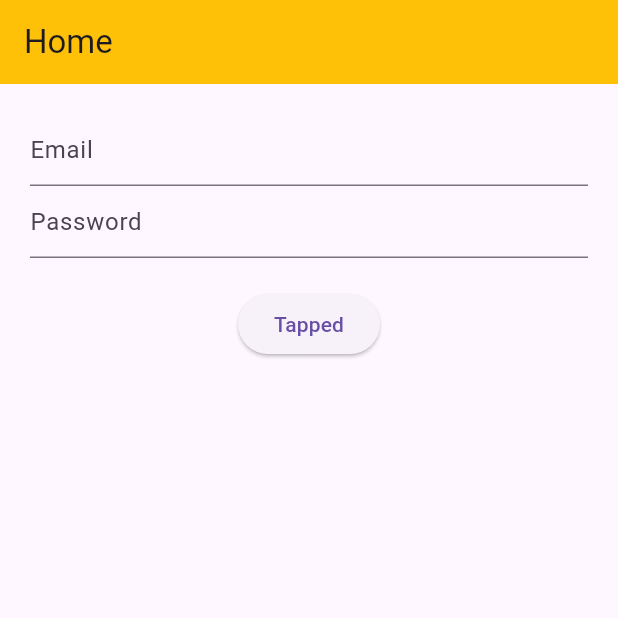
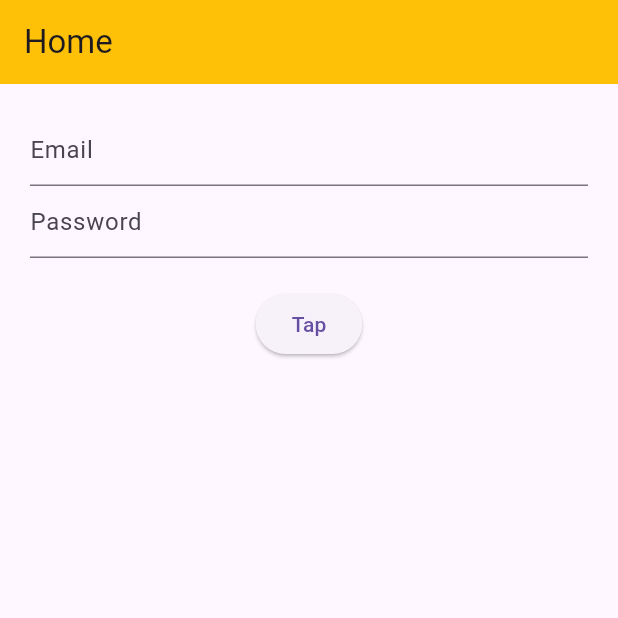
Before and after one commit to SAKIB0004/ostad_batch_8, a Flutter app: the screen it shows after launch, on a phone screen of 412 x 824 dp, the top half of it. Run offline on Flutter 3.47's test engine with Material 3 defaults, Android fonts, the phone set to English and light mode, and no system bars.

Commit message:
ListView, ListTile, gridView, form , key , GlobalKey

```diff
--- a/lib/main.dart
+++ b/lib/main.dart
@@ -20,7 +20,6 @@
 }
 
 class home extends StatelessWidget{
-
 
   List<String> friendsList = [
     "sakib",
@@ -55,6 +54,7 @@
   TextEditingController _emailTEC = TextEditingController();
   TextEditingController _passwordTEC = TextEditingController();
   GlobalKey<FormState> _formKey = GlobalKey<FormState>();
+
   @override
   Widget build(BuildContext context) {
     return Scaffold(
@@ -178,7 +178,8 @@
                       else print("Missing Data");
                     },*/
 
-                  child: Text("Tapped")),
+                  child: Text("Tap")
+              ),
 
             ],
           ),
```
